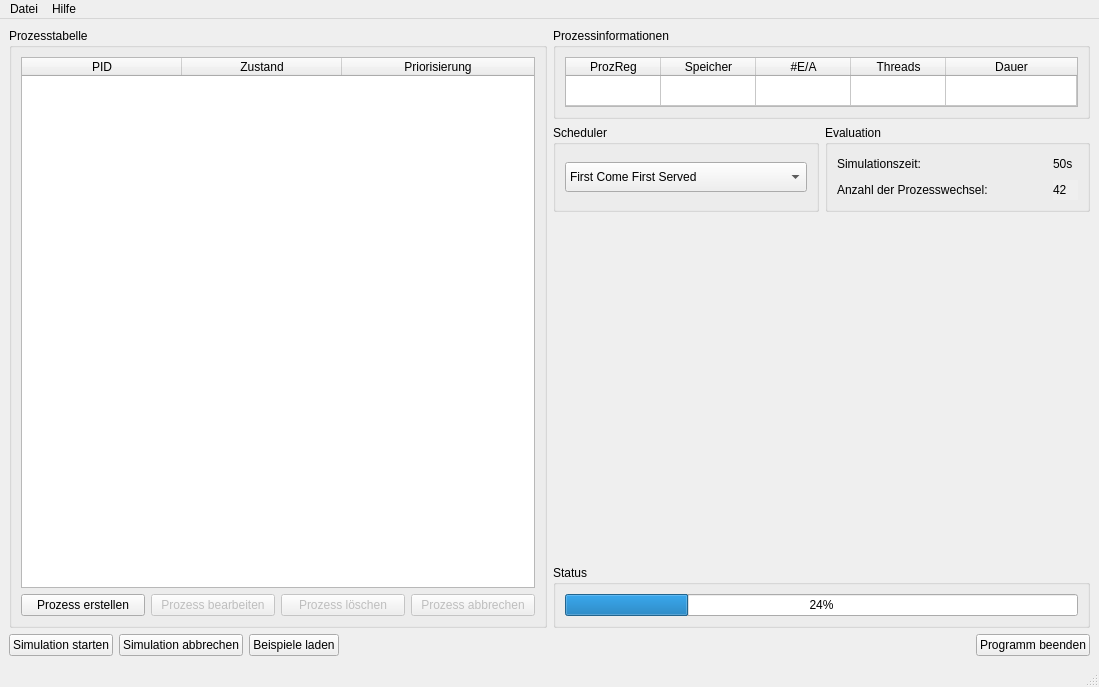
Old version of the form Betriebssysteme_Scheduler/mainwindow.ui in the repository Baffmer/Betriebssysteme_Scheduler.
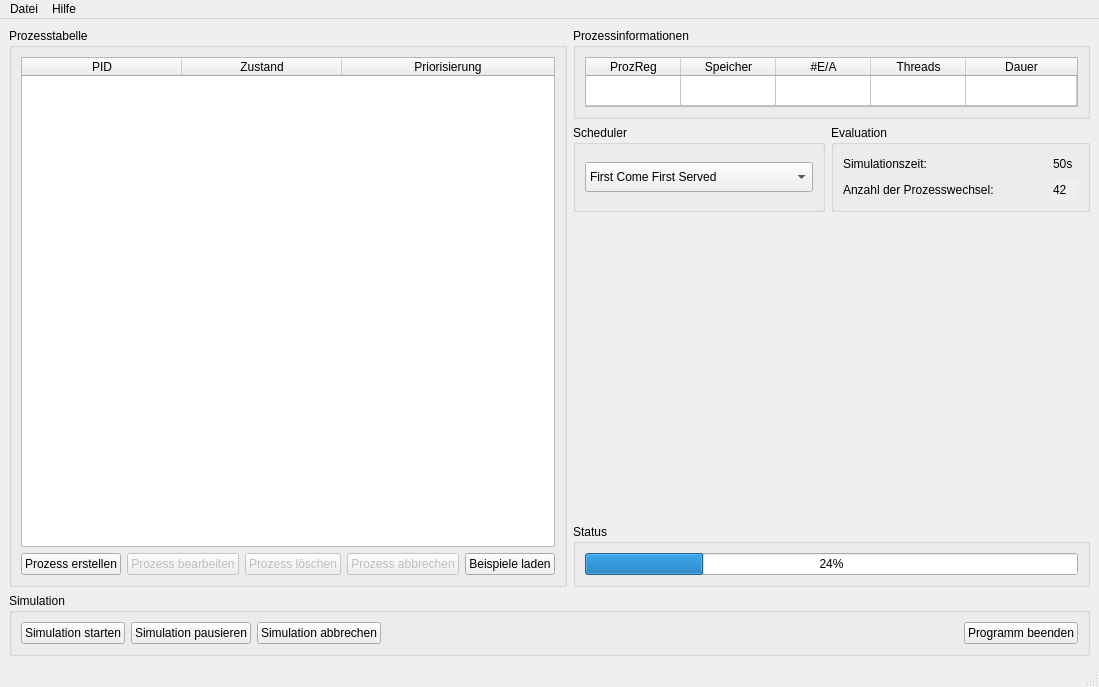
New version of the form.

Commit message: Simulation pausieren Button hinzugefügt

The edit to the form file:
```diff
--- a/Betriebssysteme_Scheduler/mainwindow.ui
+++ b/Betriebssysteme_Scheduler/mainwindow.ui
@@ -26,7 +26,7 @@
    <string>Scheduling Simulator</string>
   </property>
   <widget class="QWidget" name="centralwidget">
-   <layout class="QVBoxLayout" name="verticalLayout_6">
+   <layout class="QVBoxLayout" name="verticalLayout_9">
     <item>
      <layout class="QHBoxLayout" name="horizontalLayout_7">
       <item>
@@ -135,6 +135,13 @@
              </property>
             </widget>
            </item>
+           <item>
+            <widget class="QPushButton" name="pushButtonBeispieleLaden">
+             <property name="text">
+              <string>Beispiele laden</string>
+             </property>
+            </widget>
+           </item>
           </layout>
          </item>
         </layout>
@@ -415,12 +422,27 @@
     <item>
      <layout class="QHBoxLayout" name="horizontalLayout_5">
       <item>
+       <widget class="QGroupBox" name="groupBox_2">
+        <property name="title">
+         <string>Simulation</string>
+        </property>
+        <layout class="QVBoxLayout" name="verticalLayout_6">
+         <item>
+          <layout class="QHBoxLayout" name="horizontalLayout_4">
+           <item>
        <widget class="QPushButton" name="pushButtonSimStarten">
         <property name="text">
          <string>Simulation starten</string>
         </property>
        </widget>
       </item>
+           <item>
+            <widget class="QPushButton" name="pushButton">
+             <property name="text">
+              <string>Simulation pausieren</string>
+             </property>
+            </widget>
+           </item>
       <item>
        <widget class="QPushButton" name="pushButtonSimAbbrechen">
         <property name="text">
@@ -429,14 +451,7 @@
        </widget>
       </item>
       <item>
-       <widget class="QPushButton" name="pushButtonBeispieleLaden">
-        <property name="text">
-         <string>Beispiele laden</string>
-        </property>
-       </widget>
-      </item>
-      <item>
-       <spacer name="horizontalSpacer_4">
+            <spacer name="horizontalSpacer_2">
         <property name="orientation">
          <enum>Qt::Horizontal</enum>
         </property>
@@ -454,6 +469,14 @@
          <string>Programm beenden</string>
         </property>
        </widget>
+           </item>
+          </layout>
+         </item>
+        </layout>
+       </widget>
+      </item>
+      <item>
+       <layout class="QVBoxLayout" name="verticalLayout_8"/>
       </item>
      </layout>
     </item>
```
Lines whose indentation alone changed are shown as unchanged.
